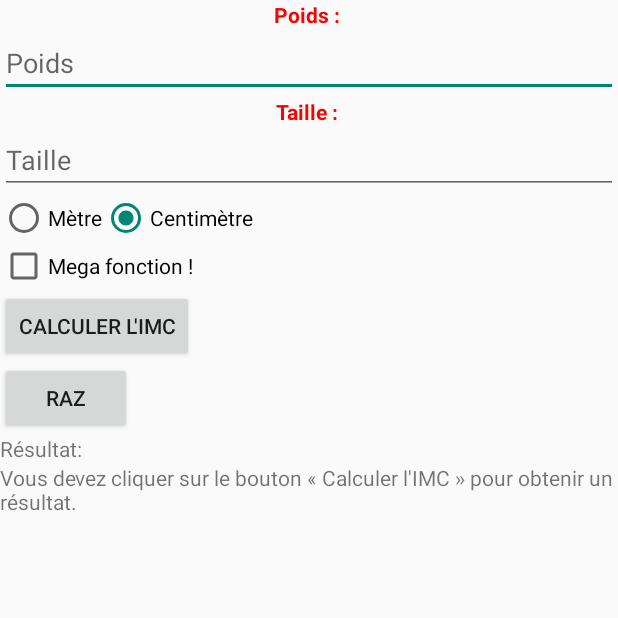
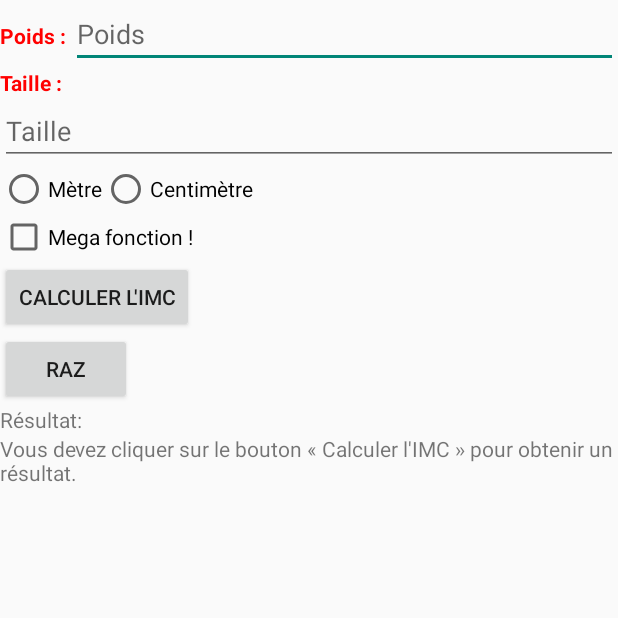
Before and after one commit to ProjetLeilaJulien/ScoreApp, an Android app: the screen it shows after launch (MainActivity), on a phone screen of 412 x 824 dp, the top half of it. Run offline under Robolectric (Android 15) with nearby library versions, the phone set to English and light mode, and no system bars.

Commit message:
essai layout orientation et proportion du texte ds les boutons

```diff
--- a/app/src/main/res/layout/activity_main.xml
+++ b/app/src/main/res/layout/activity_main.xml
@@ -3,13 +3,20 @@
     android:layout_width="fill_parent"
     android:layout_height="fill_parent"
     android:orientation="vertical">
+
+    <LinearLayout
+        android:layout_width="fill_parent"
+        android:layout_height="wrap_content"
+        android:orientation="horizontal">
+
+
         <TextView
-        android:layout_width="fill_parent"
+            android:layout_width="wrap_content"
             android:layout_height="wrap_content"
             android:text="Poids : "
             android:textStyle="bold"
             android:textColor="#FF0000"
-        android:gravity="center"
+
             />
         <EditText
             android:id="@+id/poids"
@@ -18,13 +25,17 @@
             android:hint="Poids"
             android:inputType="numberDecimal"
             />
+
+    </LinearLayout>
+
     <TextView
         android:layout_width="fill_parent"
         android:layout_height="wrap_content"
         android:text="Taille : "
         android:textStyle="bold"
         android:textColor="#FF0000"
-        android:gravity="center"
+
+
         />
     <EditText
         android:id="@+id/taille"
@@ -37,7 +48,6 @@
         android:id="@+id/group"
         android:layout_width="wrap_content"
         android:layout_height="wrap_content"
-        android:checkedButton="@+id/radio2"
              android:orientation="horizontal"
         >
         <RadioButton
```
Lines whose indentation alone changed are shown as unchanged.
